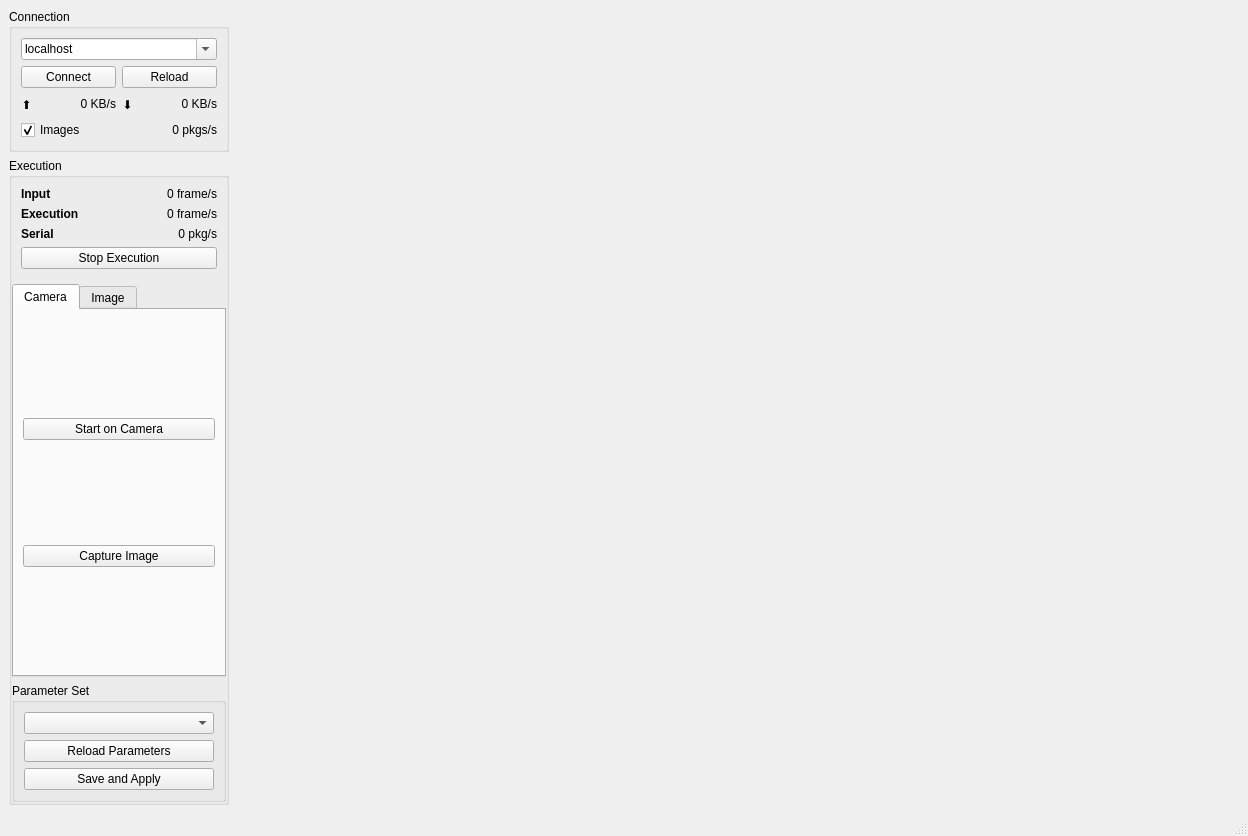
Qt form tools/SolaisTerminal/MainWindow.ui (Meta-Team/Meta-Vision-Solais) before a commit.
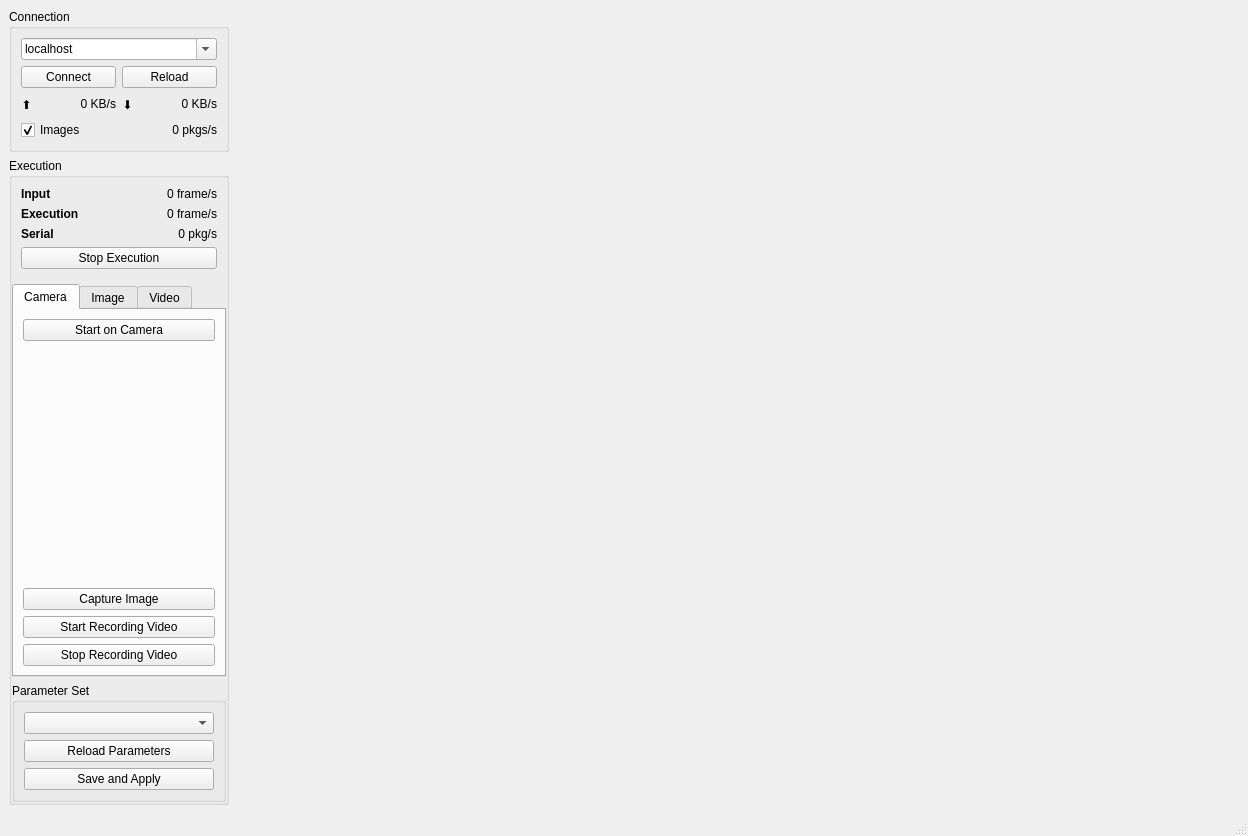
The same form after that commit.

```diff
--- a/tools/SolaisTerminal/MainWindow.ui
+++ b/tools/SolaisTerminal/MainWindow.ui
@@ -320,6 +320,19 @@
                 </property>
                </widget>
               </item>
+              <item>
+               <spacer name="verticalSpacer">
+                <property name="orientation">
+                 <enum>Qt::Vertical</enum>
+                </property>
+                <property name="sizeHint" stdset="0">
+                 <size>
+                  <width>20</width>
+                  <height>40</height>
+                 </size>
+                </property>
+               </spacer>
+              </item>
               <item>
                <widget class="QPushButton" name="captureImageButton">
                 <property name="text">
@@ -327,6 +340,20 @@
                 </property>
                </widget>
               </item>
+              <item>
+               <widget class="QPushButton" name="startRecordButton">
+                <property name="text">
+                 <string>Start Recording Video</string>
+                </property>
+               </widget>
+              </item>
+              <item>
+               <widget class="QPushButton" name="stopRecordButton">
+                <property name="text">
+                 <string>Stop Recording Video</string>
+                </property>
+               </widget>
+              </item>
              </layout>
             </widget>
             <widget class="QWidget" name="imageTab">
@@ -362,6 +389,23 @@
               </item>
              </layout>
             </widget>
+            <widget class="QWidget" name="videoTab">
+             <attribute name="title">
+              <string>Video</string>
+             </attribute>
+             <layout class="QVBoxLayout" name="verticalLayout_5">
+              <item>
+               <widget class="QListWidget" name="videoList"/>
+              </item>
+              <item>
+               <widget class="QPushButton" name="runVideoButton">
+                <property name="text">
+                 <string>Run on Video</string>
+                </property>
+               </widget>
+              </item>
+             </layout>
+            </widget>
            </widget>
           </item>
           <item>
```
Left out of the diff: 48 changed lines with no effect on the pictures.
